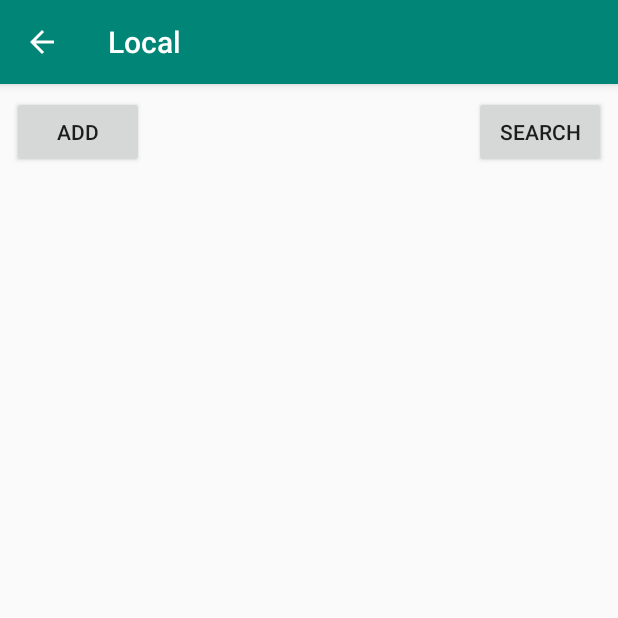
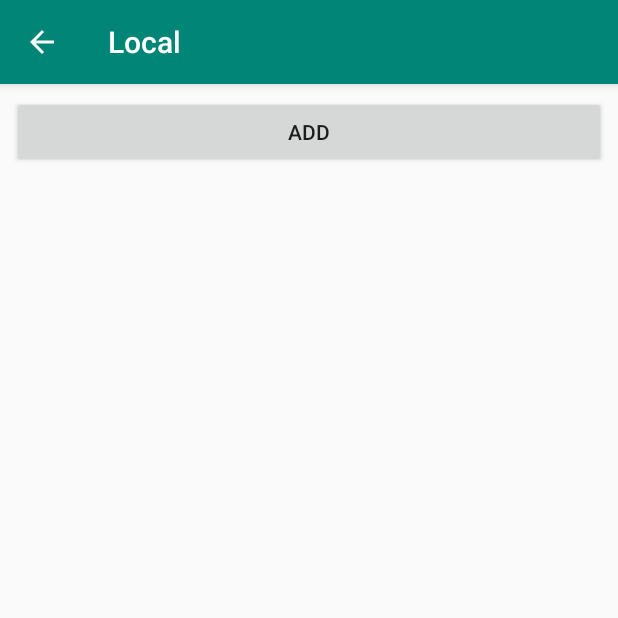
Before and after one commit to lufimon/cdgsWorkshop, an Android app: the LocalActivity screen opened directly, with no data from a screen before it, on a phone screen of 412 x 824 dp, the top half of it. Run offline under Robolectric (Android 15) with nearby library versions, the phone set to English and light mode, and no system bars; our stand-ins replace Room's generated code.

Commit message:
remove search button

```diff
--- a/app/src/main/java/th/co/cdgs/workshop1/local/LocalActivity.kt
+++ b/app/src/main/java/th/co/cdgs/workshop1/local/LocalActivity.kt
@@ -16,7 +16,6 @@ class LocalActivity : AppCompatActivity() {
 
     //after create button in layout activity_local
     lateinit var btnAddPerson: Button
-    lateinit var btnSearchPerson: Button
 
     //define after create input from success
     lateinit var localAdapter: LocalAdapter
@@ -49,11 +48,6 @@ class LocalActivity : AppCompatActivity() {
             startActivity(Intent(this@LocalActivity, LocalAddActivity::class.java))
         }
 
-        btnSearchPerson = findViewById(R.id.btn_search_person)
-        btnSearchPerson.setOnClickListener {
-
-        }
-
         //define after create input from success
         localAdapter = LocalAdapter()
         localAdapter.setDataList(arrayListOf())
--- a/app/src/main/res/layout/activity_local.xml
+++ b/app/src/main/res/layout/activity_local.xml
@@ -9,16 +9,10 @@
 
     <Button
             android:text="ADD"
-            android:layout_width="wrap_content"
+            android:layout_width="0dp"
             android:layout_height="wrap_content" android:id="@+id/btn_add_person" android:layout_marginTop="8dp"
             app:layout_constraintTop_toTopOf="parent" app:layout_constraintStart_toStartOf="parent"
-            android:layout_marginStart="8dp"/>
-    <Button
-            android:text="SEARCH"
-            android:layout_width="wrap_content"
-            android:layout_height="wrap_content" android:id="@+id/btn_search_person"
-            app:layout_constraintEnd_toEndOf="parent"
-            android:layout_marginEnd="8dp" android:layout_marginTop="8dp" app:layout_constraintTop_toTopOf="parent"/>
+            android:layout_marginStart="8dp" app:layout_constraintEnd_toEndOf="parent" android:layout_marginEnd="8dp"/>
     <android.support.v7.widget.RecyclerView
             android:layout_width="match_parent"
             android:layout_height="0dp" android:id="@+id/rv_person_detail"
```
